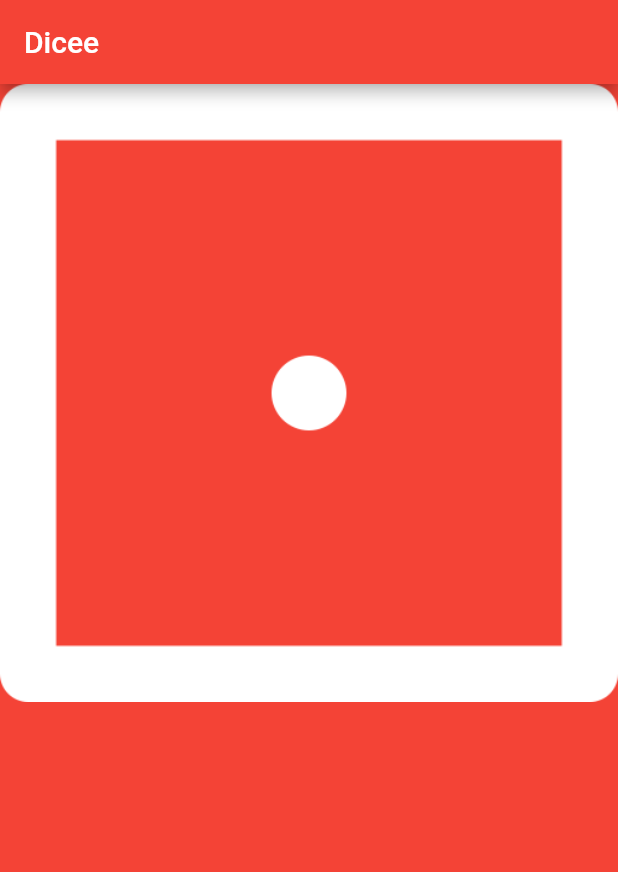
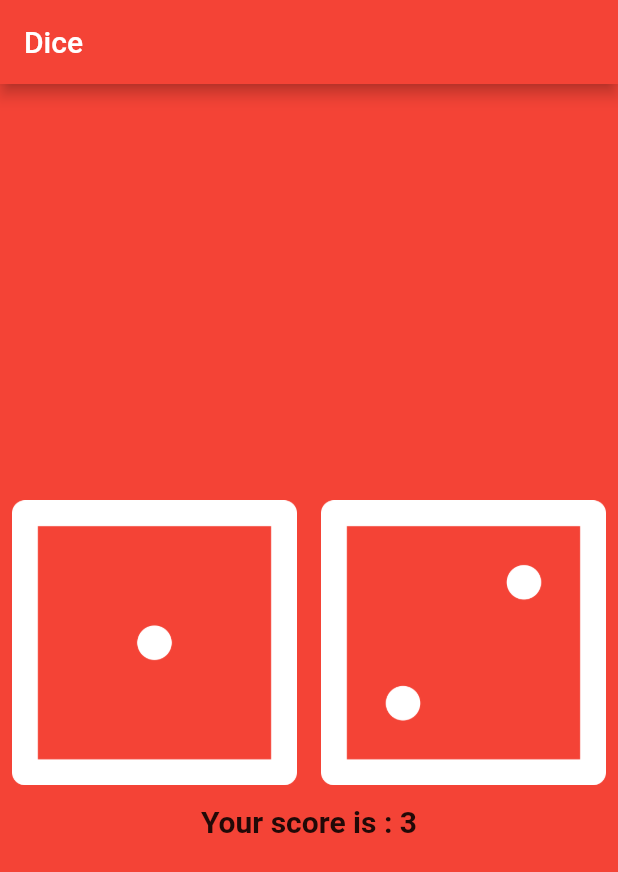
Before and after one commit to Letshu/dicee, a Flutter app: the screen it shows after launch, on a phone screen of 412 x 824 dp. Shown: the top 872 px of the screen. Run offline on Flutter 3.47's test engine with Material 2 defaults, Android fonts, the phone set to English and light mode, and no system bars.

Commit message:
Done and dusted!

```diff
--- a/lib/main.dart
+++ b/lib/main.dart
@@ -1,3 +1,6 @@
+// ignore_for_file: prefer_const_constructors
+import 'dart:math';
+import 'package:flutter/foundation.dart';
 import 'package:flutter/material.dart';
 
 void main() {
@@ -6,25 +9,89 @@ void main() {
       home: Scaffold(
         backgroundColor: Colors.red,
         appBar: AppBar(
-          title: Text('Dicee'),
+          title: const Text('Dice'),
           backgroundColor: Colors.red,
         ),
-        body: DicePage(),
+        body: diceChange(),
       ),
     ),
   );
 }
 
-class DicePage extends StatelessWidget {
+class diceChange extends StatefulWidget {
+  const diceChange({Key? key}) : super(key: key);
+
+  @override
+  _diceChangeState createState() => _diceChangeState();
+}
+
+class _diceChangeState extends State<diceChange> {
+  int leftDice = 1;
+  int rightDice = 2;
+
+  void changeState() {
+    setState(() {
+      Random randNum = Random();
+      rightDice = randNum.nextInt(6) + 1;
+      leftDice = randNum.nextInt(6) + 1;
+    });
+  }
+
   @override
   Widget build(BuildContext context) {
-    return Row(
-      children: <Widget>[
-        Expanded(
-            child: Image.asset('images/dice1.png')
-        ),
+    int sum = rightDice + leftDice;
 
-      ],
+    return Center(
+      child: Column(
+        mainAxisAlignment: MainAxisAlignment.center,
+        children: [
+          Row(
+            children: <Widget>[
+              Expanded(
+                child: Padding(
+                  padding: const EdgeInsets.all(8.0),
+                  child: InkWell(
+                    onTap: () {
+                      if (kDebugMode) {
+                        print("Left box was clicked");
+                        changeState();
+                      }
+                    },
+                    child: Ink.image(
+                      image: AssetImage("images/dice$leftDice.png"),
+                      width: 200,
+                      //Having a width and height limits onTap functionality to just that
+                      height: 200,
+                    ),
+                  ),
+                ),
+              ),
+              Expanded(
+                child: Padding(
+                  padding: const EdgeInsets.all(8.0),
+                  child: InkWell(
+                    onTap: () {
+                      if (kDebugMode) {
+                        print("Right dice was pressed");
+                        changeState();
+                      }
+                    },
+                    child: Ink.image(
+                      image: AssetImage('images/dice$rightDice.png'),
+                      width: 200,
+                      height: 200,
+                    ),
+                  ),
+                ),
+              ),
+            ],
+          ),
+          Text(
+            "Your score is : $sum",
+            style: TextStyle(fontWeight: FontWeight.bold, fontSize: 20),
+          )
+        ],
+      ),
     );
   }
 }
```
Also changed, not shown: 15 other files.
